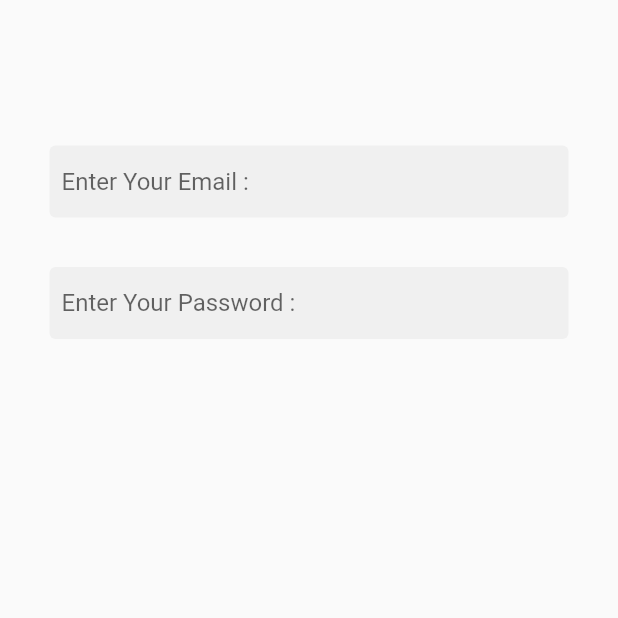
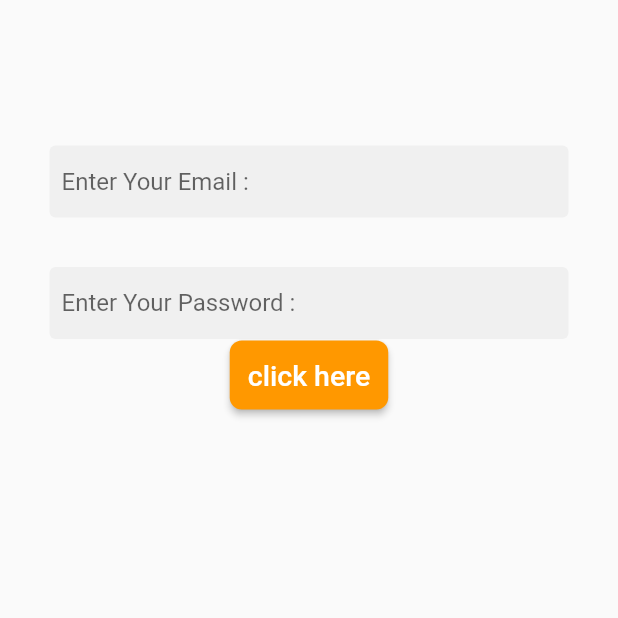
Before and after one commit to OsamaMohammadAbdalaziz/Shoes_Store_app, a Flutter app: the screen it shows after launch, on a phone screen of 412 x 824 dp, the top half of it. Run offline on Flutter 3.47's test engine with Material 2 defaults, Android fonts, the phone set to English and light mode, and no system bars.

Commit message:
ElvatedButton

```diff
--- a/lib/Pages/Login.dart
+++ b/lib/Pages/Login.dart
@@ -34,6 +34,19 @@ class Login extends StatelessWidget {
                   hintText: "Enter Your Password : ",
                 ),
               ),
+              ElevatedButton(
+                onPressed: () {},
+                child: Text(
+                  "click here",
+                  style: TextStyle(fontSize: 19),
+                ),
+                style: ButtonStyle(
+                  backgroundColor: MaterialStateProperty.all(Colors.orange),
+                  padding: MaterialStateProperty.all(EdgeInsets.all(12)),
+                  shape: MaterialStateProperty.all(RoundedRectangleBorder(
+                      borderRadius: BorderRadius.circular(8))),
+                ),
+              ),
             ],
           ),
         ),
```
